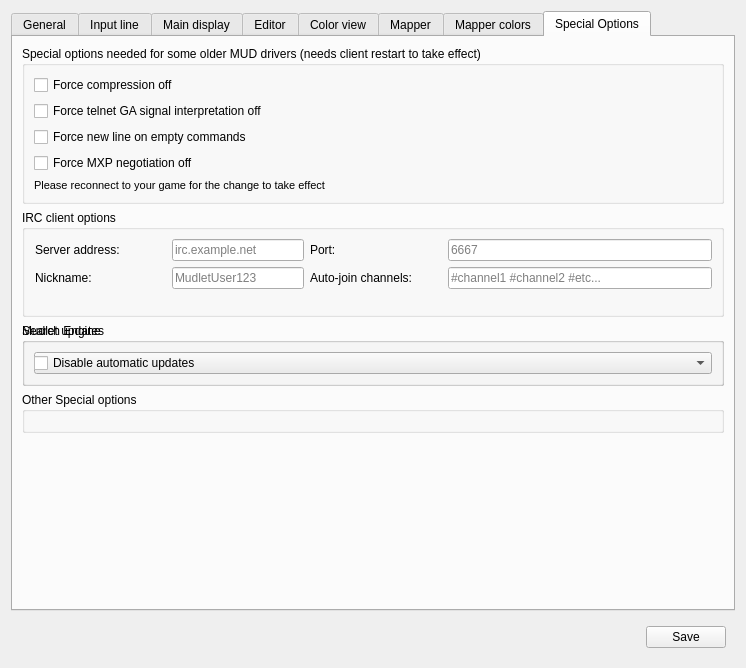
Old version of the form src/ui/profile_preferences.ui in the repository Mudlet/Mudlet.
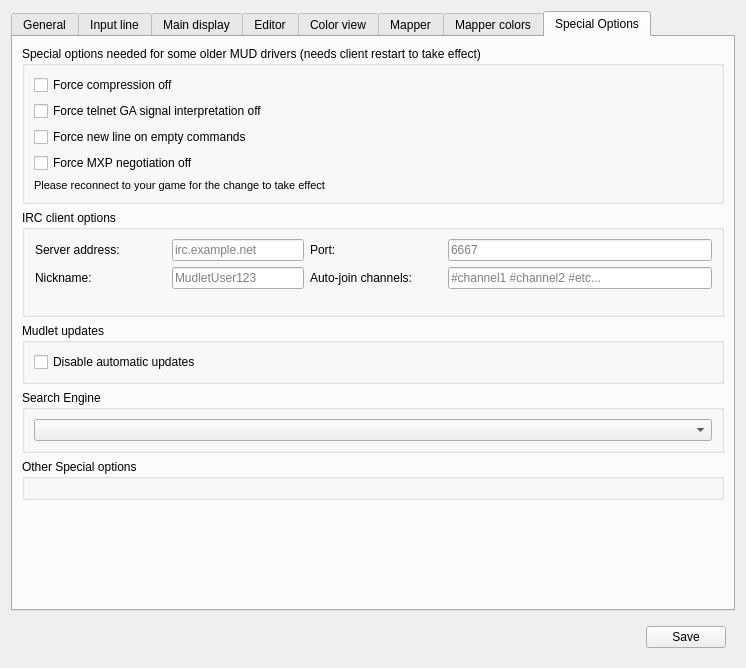
New version of the form. Icons and pictures are not drawn. Custom widgets are drawn as their Qt base class.

Commit message: Fixed layout not to overlap

Patch:
```diff
--- a/src/ui/profile_preferences.ui
+++ b/src/ui/profile_preferences.ui
@@ -2294,7 +2294,7 @@
          </layout>
         </widget>
        </item>
-       <item row="2" column="0">
+       <item row="3" column="0">
         <widget class="QGroupBox" name="code_editor_search_engine_selection_groupbox">
          <property name="title">
           <string>Search Engine</string>
@@ -2310,7 +2310,7 @@
          </layout>
         </widget>
        </item>
-       <item row="3" column="0">
+       <item row="5" column="0">
         <widget class="QGroupBox" name="groupBox_Debug">
          <property name="title">
           <string>Other Special options</string>
@@ -2322,7 +2322,7 @@
          </layout>
         </widget>
        </item>
-       <item row="4" column="0">
+       <item row="6" column="0">
         <spacer name="verticalSpacer_6">
          <property name="orientation">
           <enum>Qt::Vertical</enum>
```
